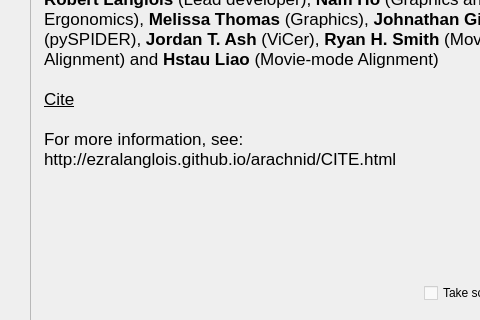
The window that arachnid/core/gui/pyui/ProjectUI.ui (ezralanglois/arachnid) describes before a commit, drawn with Qt 5; both pictures show x 151 to 631 and y 154 to 474 of the 726 by 562 pixel window.
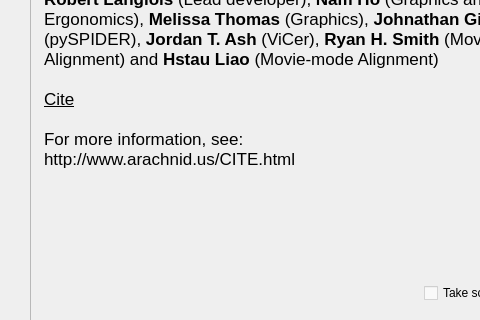
The same window after the commit. Icons and pictures are not drawn.

Commit message: Updated url and added more informative error message

```diff
--- a/arachnid/core/gui/pyui/ProjectUI.ui
+++ b/arachnid/core/gui/pyui/ProjectUI.ui
@@ -494,7 +494,7 @@
 &lt;p style=&quot; margin-top:0px; margin-bottom:0px; margin-left:0px; margin-right:0px; -qt-block-indent:0; text-indent:0px;&quot;&gt;&lt;span style=&quot; text-decoration: underline;&quot;&gt;Cite&lt;/span&gt;&lt;/p&gt;
 &lt;p style=&quot;-qt-paragraph-type:empty; margin-top:0px; margin-bottom:0px; margin-left:0px; margin-right:0px; -qt-block-indent:0; text-indent:0px;&quot;&gt;&lt;/p&gt;
 &lt;p style=&quot; margin-top:0px; margin-bottom:0px; margin-left:0px; margin-right:0px; -qt-block-indent:0; text-indent:0px;&quot;&gt;For more information, see:&lt;/p&gt;
-&lt;p style=&quot; margin-top:0px; margin-bottom:0px; margin-left:0px; margin-right:0px; -qt-block-indent:0; text-indent:0px;&quot;&gt;http://ezralanglois.github.io/arachnid/CITE.html&lt;/p&gt;
+&lt;p style=&quot; margin-top:0px; margin-bottom:0px; margin-left:0px; margin-right:0px; -qt-block-indent:0; text-indent:0px;&quot;&gt;http://www.arachnid.us/CITE.html&lt;/p&gt;
 &lt;p style=&quot;-qt-paragraph-type:empty; margin-top:0px; margin-bottom:0px; margin-left:0px; margin-right:0px; -qt-block-indent:0; text-indent:0px;&quot;&gt;&lt;/p&gt;&lt;/body&gt;&lt;/html&gt;</string>
       </property>
       <property name="wordWrap">
```
The commit also changes 2 other files.
